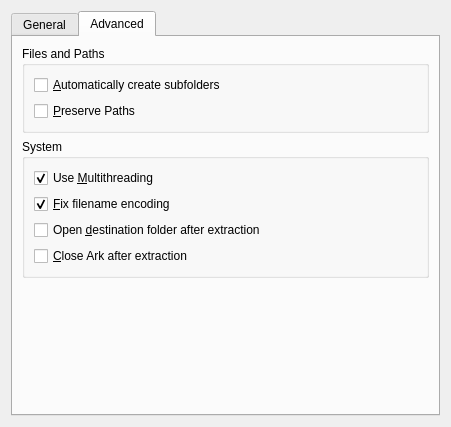
This is kerfuffle/extractiondialog.ui in KDE/ark as Qt 5 draws it before an edit. The edited form follows.
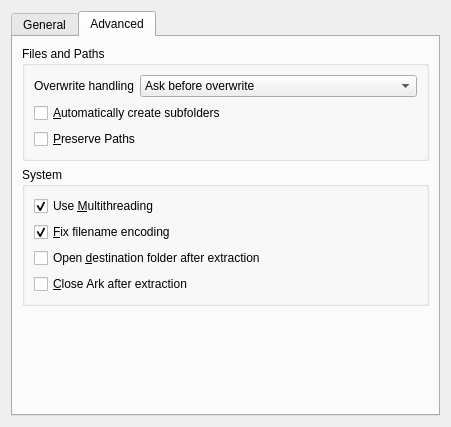
This is the edited form. The open tabs and pages were chosen to show the change. Custom widgets are drawn as their Qt base class.

```diff
--- a/kerfuffle/extractiondialog.ui
+++ b/kerfuffle/extractiondialog.ui
@@ -68,6 +68,47 @@
           <string>Files and Paths</string>
          </property>
          <layout class="QVBoxLayout" name="verticalLayout_3">
+          <item>
+           <layout class="QHBoxLayout" name="horizontalLayout">
+            <item>
+             <widget class="QLabel" name="label_2">
+              <property name="sizePolicy">
+               <sizepolicy hsizetype="Maximum" vsizetype="Preferred">
+                <horstretch>0</horstretch>
+                <verstretch>0</verstretch>
+               </sizepolicy>
+              </property>
+              <property name="text">
+               <string>Overwrite handling</string>
+              </property>
+             </widget>
+            </item>
+            <item>
+             <widget class="QComboBox" name="conflictsComboBox">
+              <item>
+               <property name="text">
+                <string>Ask before overwrite</string>
+               </property>
+              </item>
+              <item>
+               <property name="text">
+                <string>Overwrite without asking</string>
+               </property>
+              </item>
+              <item>
+               <property name="text">
+                <string>Skip existing files</string>
+               </property>
+              </item>
+              <item>
+               <property name="text">
+                <string>Rename extracted files</string>
+               </property>
+              </item>
+             </widget>
+            </item>
+           </layout>
+          </item>
           <item>
            <widget class="QCheckBox" name="autoSubfoldersCheckBox">
             <property name="toolTip">
```
